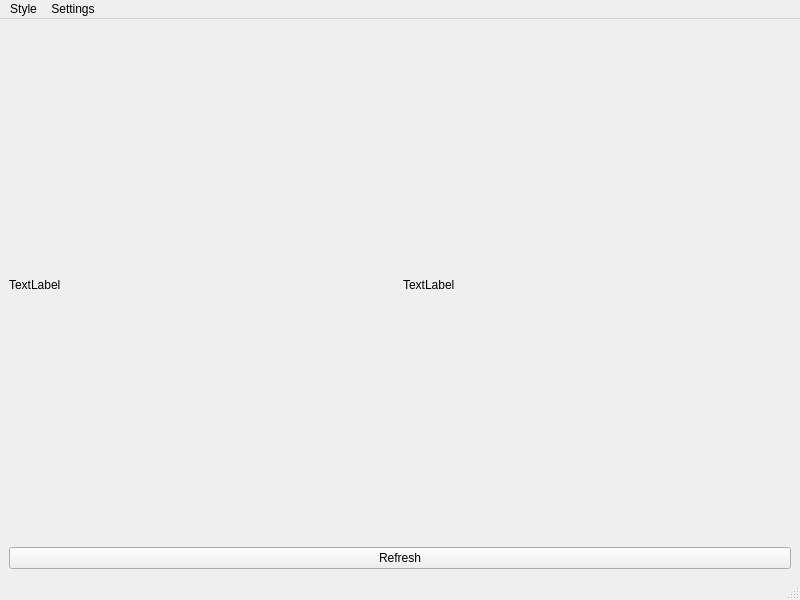
The window that mainwindow.ui (Gabriela-Dumanska/weather-outfit-selector) describes before a commit, drawn with Qt 5.
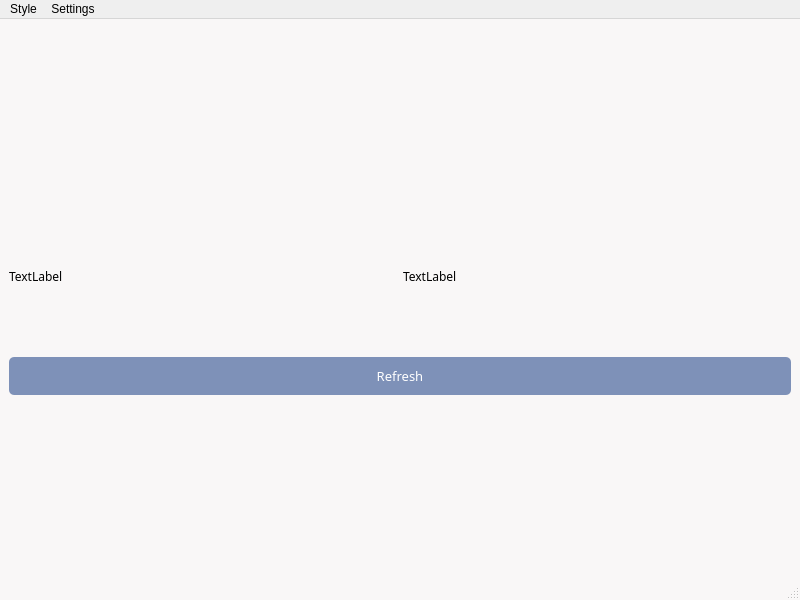
The same window after the commit.

What changed in the file:
```diff
--- a/mainwindow.ui
+++ b/mainwindow.ui
@@ -13,6 +13,11 @@
   <property name="windowTitle">
    <string>MainWindow</string>
   </property>
+  <property name="styleSheet">
+   <string notr="true">QMainWindow {
+    background-color: #f9f7f7;
+}</string>
+  </property>
   <widget class="QWidget" name="centralwidget">
    <property name="palette">
     <palette>
@@ -46,15 +51,40 @@
      <layout class="QVBoxLayout" name="verticalLayout">
       <item>
        <layout class="QHBoxLayout" name="horizontalLayout">
-        <item>
-         <widget class="QLabel" name="weatherLabel2">
-          <property name="text">
-           <string>TextLabel</string>
-          </property>
-         </widget>
-        </item>
         <item>
          <widget class="QLabel" name="weatherLabel">
+          <property name="enabled">
+           <bool>true</bool>
+          </property>
+          <property name="font">
+           <font>
+            <family>Century Gothic</family>
+           </font>
+          </property>
+          <property name="styleSheet">
+           <string notr="true">QLabel { 
+   min-height: 150px;
+    max-height: 150px; 
+}</string>
+          </property>
+          <property name="text">
+           <string>TextLabel</string>
+          </property>
+         </widget>
+        </item>
+        <item>
+         <widget class="QLabel" name="weatherLabel2">
+          <property name="font">
+           <font>
+            <family>Century Gothic</family>
+           </font>
+          </property>
+          <property name="styleSheet">
+           <string notr="true">QLabel { 
+   min-height: 150px;
+    max-height: 150px; 
+}</string>
+          </property>
           <property name="text">
            <string>TextLabel</string>
           </property>
@@ -64,6 +94,230 @@
       </item>
       <item>
        <widget class="QPushButton" name="pb_refresh">
+        <property name="palette">
+         <palette>
+          <active>
+           <colorrole role="WindowText">
+            <brush brushstyle="SolidPattern">
+             <color alpha="255">
+              <red>255</red>
+              <green>255</green>
+              <blue>255</blue>
+             </color>
+            </brush>
+           </colorrole>
+           <colorrole role="Button">
+            <brush brushstyle="SolidPattern">
+             <color alpha="255">
+              <red>126</red>
+              <green>145</green>
+              <blue>184</blue>
+             </color>
+            </brush>
+           </colorrole>
+           <colorrole role="Text">
+            <brush brushstyle="SolidPattern">
+             <color alpha="255">
+              <red>255</red>
+              <green>255</green>
+              <blue>255</blue>
+             </color>
+            </brush>
+           </colorrole>
+           <colorrole role="ButtonText">
+            <brush brushstyle="SolidPattern">
+             <color alpha="255">
+              <red>255</red>
+              <green>255</green>
+              <blue>255</blue>
+             </color>
+            </brush>
+           </colorrole>
+           <colorrole role="Base">
+            <brush brushstyle="SolidPattern">
+             <color alpha="255">
+              <red>126</red>
+              <green>145</green>
+              <blue>184</blue>
+             </color>
+            </brush>
+           </colorrole>
+           <colorrole role="Window">
+            <brush brushstyle="SolidPattern">
+             <color alpha="255">
+              <red>126</red>
+              <green>145</green>
+              <blue>184</blue>
+             </color>
+            </brush>
+           </colorrole>
+           <colorrole role="PlaceholderText">
+            <brush brushstyle="SolidPattern">
+             <color alpha="128">
+              <red>255</red>
+              <green>255</green>
+              <blue>255</blue>
+             </color>
+            </brush>
+           </colorrole>
+          </active>
+          <inactive>
+           <colorrole role="WindowText">
+            <brush brushstyle="SolidPattern">
+             <color alpha="255">
+              <red>255</red>
+              <green>255</green>
+              <blue>255</blue>
+             </color>
+            </brush>
+           </colorrole>
+           <colorrole role="Button">
+            <brush brushstyle="SolidPattern">
+             <color alpha="255">
+              <red>126</red>
+              <green>145</green>
+              <blue>184</blue>
+             </color>
+            </brush>
+           </colorrole>
+           <colorrole role="Text">
+            <brush brushstyle="SolidPattern">
+             <color alpha="255">
+              <red>255</red>
+              <green>255</green>
+              <blue>255</blue>
+             </color>
+            </brush>
+           </colorrole>
+           <colorrole role="ButtonText">
+            <brush brushstyle="SolidPattern">
+             <color alpha="255">
+              <red>255</red>
+              <green>255</green>
+              <blue>255</blue>
+             </color>
+            </brush>
+           </colorrole>
+           <colorrole role="Base">
+            <brush brushstyle="SolidPattern">
+             <color alpha="255">
+              <red>126</red>
+              <green>145</green>
+              <blue>184</blue>
+             </color>
+            </brush>
+           </colorrole>
+           <colorrole role="Window">
+            <brush brushstyle="SolidPattern">
+             <color alpha="255">
+              <red>126</red>
+              <green>145</green>
+              <blue>184</blue>
+             </color>
+            </brush>
+           </colorrole>
+           <colorrole role="PlaceholderText">
+            <brush brushstyle="SolidPattern">
+             <color alpha="128">
+              <red>255</red>
+              <green>255</green>
+              <blue>255</blue>
+             </color>
+            </brush>
+           </colorrole>
+          </inactive>
+          <disabled>
+           <colorrole role="WindowText">
+            <brush brushstyle="SolidPattern">
+             <color alpha="255">
+              <red>255</red>
+              <green>255</green>
+              <blue>255</blue>
+             </color>
+            </brush>
+           </colorrole>
+           <colorrole role="Button">
+            <brush brushstyle="SolidPattern">
+             <color alpha="255">
+              <red>126</red>
+              <green>145</green>
+              <blue>184</blue>
+             </color>
+            </brush>
+           </colorrole>
+           <colorrole role="Text">
+            <brush brushstyle="SolidPattern">
+             <color alpha="255">
+              <red>255</red>
+              <green>255</green>
+              <blue>255</blue>
+             </color>
+            </brush>
+           </colorrole>
+           <colorrole role="ButtonText">
+            <brush brushstyle="SolidPattern">
+             <color alpha="255">
+              <red>255</red>
+              <green>255</green>
+              <blue>255</blue>
+             </color>
+            </brush>
+           </colorrole>
+           <colorrole role="Base">
+            <brush brushstyle="SolidPattern">
+             <color alpha="255">
+              <red>126</red>
+              <green>145</green>
+              <blue>184</blue>
+             </color>
+            </brush>
+           </colorrole>
+           <colorrole role="Window">
+            <brush brushstyle="SolidPattern">
+             <color alpha="255">
+              <red>126</red>
+              <green>145</green>
+              <blue>184</blue>
+             </color>
+            </brush>
+           </colorrole>
+           <colorrole role="PlaceholderText">
+            <brush brushstyle="SolidPattern">
+             <color alpha="128">
+              <red>255</red>
+              <green>255</green>
+              <blue>255</blue>
+             </color>
+            </brush>
+           </colorrole>
+          </disabled>
+         </palette>
+        </property>
+        <property name="font">
+         <font>
+          <family>Berlin Sans FB</family>
+          <pointsize>10</pointsize>
+         </font>
+        </property>
+        <property name="autoFillBackground">
+         <bool>false</bool>
+        </property>
+        <property name="styleSheet">
+         <string notr="true">QPushButton {
+    background-color: rgb(126, 145, 184);
+    color: white;  /* kolor tekstu, możesz dostosować według potrzeb */
+    border: none;  /* bez obramowania, możesz dostosować według potrzeb */
+    padding: 10px; /* wewnętrzne odstępy, możesz dostosować według potrzeb */
+    border-radius: 5px; /* zaokrąglone rogi, możesz dostosować według potrzeb */
+}
+QPushButton:hover {
+    background-color: rgb(106, 125, 164); /* kolor przycisku podczas najechania myszką, opcjonalne */
+}
+QPushButton:pressed {
+    background-color: rgb(86, 105, 144); /* kolor przycisku podczas kliknięcia, opcjonalne */
+}
+</string>
+        </property>
         <property name="text">
          <string>Refresh</string>
         </property>
```
Left out of the diff: 3 changed lines with no effect on the pictures.
